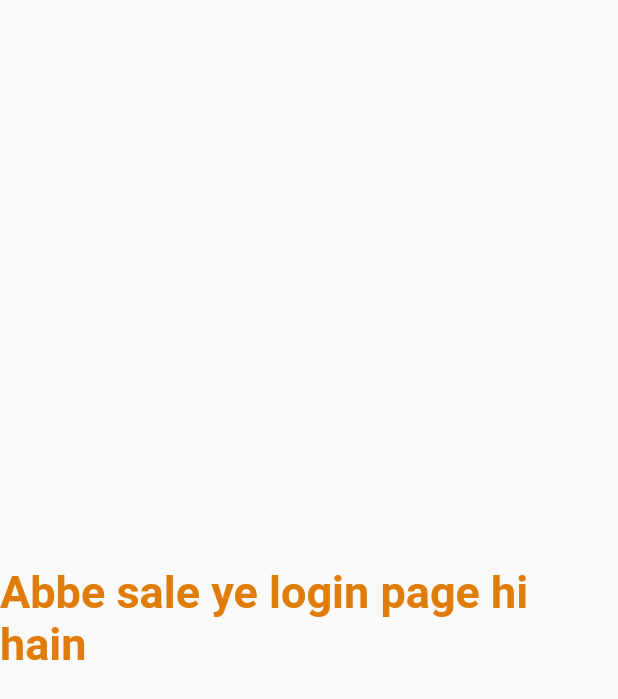
After one commit to priyanshu1087/30_days_of_Flutter, a Flutter app: the screen it shows after launch, on a phone screen of 412 x 824 dp. The commit adds this screen. Shown: the top 699 px of the screen. Run offline on Flutter 3.47's test engine with Material 2 defaults, Android fonts, the phone set to English and light mode, and no system bars.

Commit message:
day3 compleated

```diff
--- a/lib/main.dart
+++ b/lib/main.dart
@@ -1,24 +1,24 @@
 import 'package:flutter/material.dart';
-
-
+import 'pages.dart/home_page.dart';
+import 'pages.dart/login_page.dart';
 void main()
 {
   runApp(MyApp());
 }
 
-class MyApp extends StatelessWidget {
-
+ class MyApp extends StatelessWidget{
 
 @override
 Widget build(BuildContext context){
   return MaterialApp(
-    home: Material(
-    child:Center(
-    child: Container(
-    child: Text("Hi , this is Priyanshu.......<3:)"),
-  ),
-    ),
-  ),
+    themeMode: ThemeMode.light,
+    theme: ThemeData(primarySwatch:Colors.orange),
+    darkTheme: ThemeData(brightness: Brightness.dark,),
+    routes: {
+      "/":(context) => LoginPage(),
+      "/home":(context) => HomePage(),
+      "/login":(context) => LoginPage(),
+    },
   );
 }
 }
--- a/lib/home_page.dart
+++ b/lib/pages.dart/home_page.dart
@@ -7,7 +7,7 @@ class HomePage extends StatelessWidget{
   Widget build(BuildContext context){
   return Scaffold(
     appBar:AppBar(
-    title: Text("Wellcome to Priyanshu's app"),
+    title: Text("Vag bokachoda bal"),
     ),
     body: Center(
       child:Container(
--- /dev/null
+++ b/lib/pages.dart/login_page.dart
@@ -0,0 +1,18 @@
+import 'package:flutter/material.dart';
+
+
+class LoginPage extends StatelessWidget{
+
+  @override
+  Widget build(BuildContext context){
+  return Material(
+    child: Center(child:
+    Text("Abbe sale ye login page hi hain ",
+    style: TextStyle(
+    fontSize: 30,
+    color: Color.fromARGB(255, 224, 124, 9),
+    fontWeight: FontWeight.bold
+    ),),),
+  );
+}
+}
```
